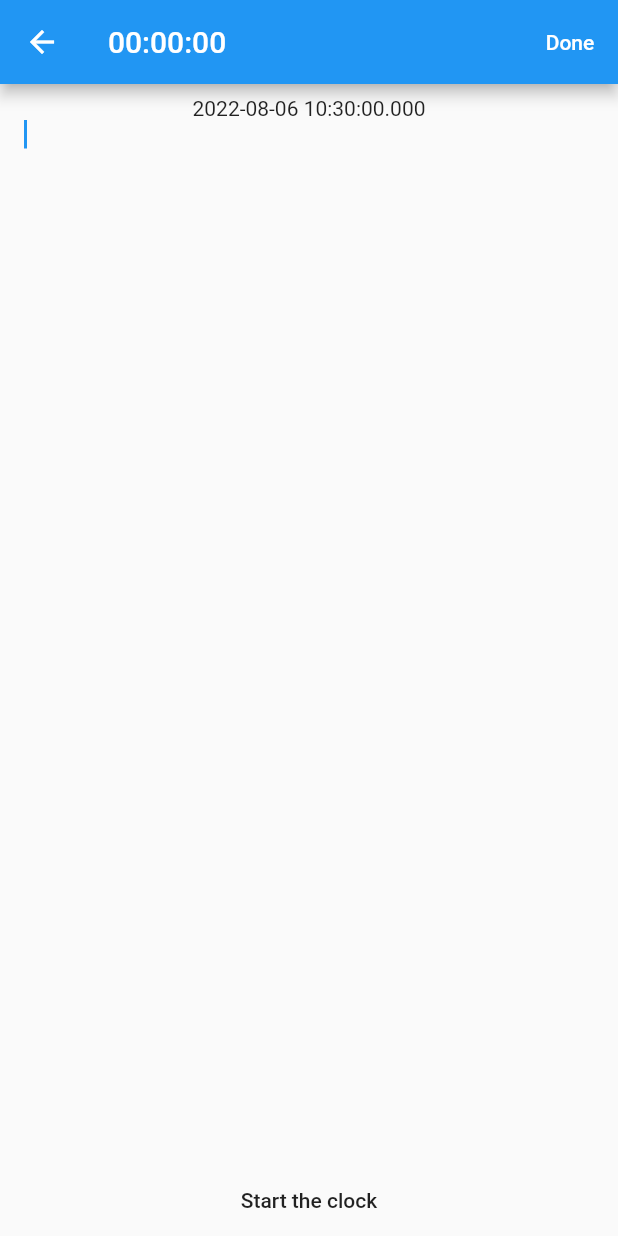
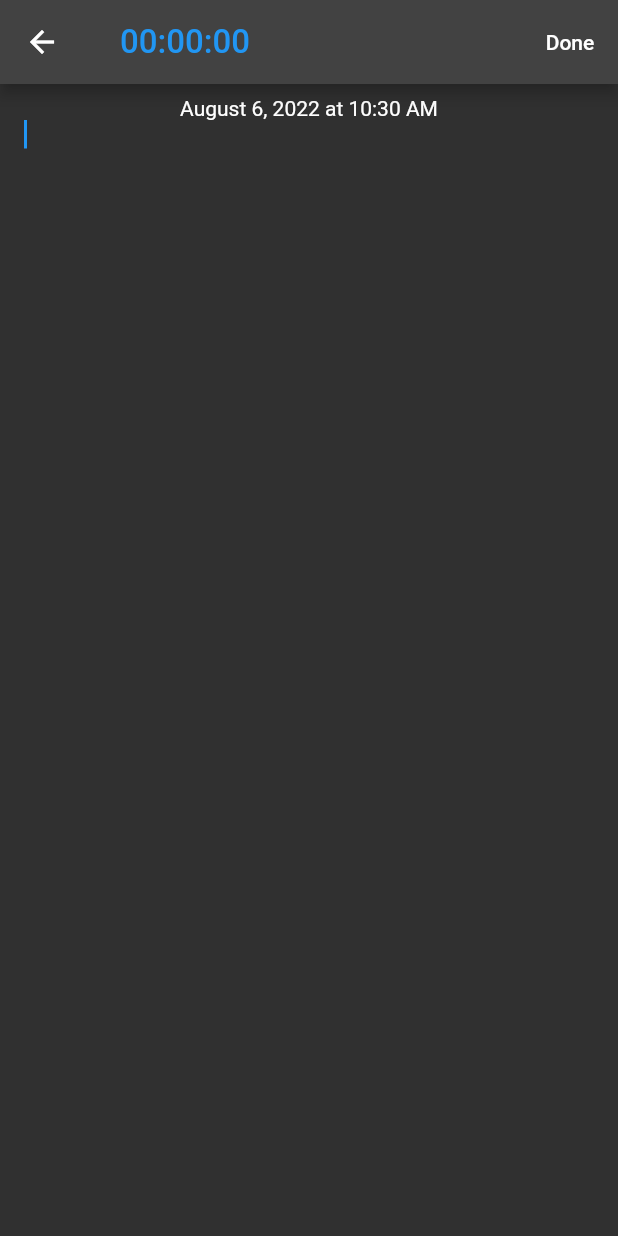
Before and after one commit to owersbrett/start_note, a Flutter app: the screen it shows after launch, after a tap on "Note Title", on a phone screen of 412 x 824 dp. Run offline on Flutter 3.47's test engine with Material 2 defaults, Android fonts, the phone set to English and light mode, and no system bars; our stand-ins replace equatable, flutter_bloc, hydrated_bloc.

Commit message:
added date service

```diff
--- /dev/null
+++ b/lib/bloc/notes.dart
@@ -0,0 +1,3 @@
+export './notes_bloc.dart';
+export './notes_events.dart';
+export './notes_states.dart';
--- /dev/null
+++ b/lib/bloc/notes_bloc.dart
@@ -0,0 +1,22 @@
+import 'package:flutter_bloc/flutter_bloc.dart';
+import 'package:hydrated_bloc/hydrated_bloc.dart';
+import 'notes.dart';
+
+class NotesBloc extends HydratedBloc<NotesEvent, NotesState> {
+  NotesBloc() : super(NotesInitial()) {
+    on(_onEvent);
+  }
+  void _onEvent(NotesEvent event, Emitter<NotesState> emit) {}
+
+  @override
+  NotesState? fromJson(Map<String, dynamic> json) {
+    // TODO: implement fromJson
+    throw UnimplementedError();
+  }
+
+  @override
+  Map<String, dynamic>? toJson(NotesState state) {
+    // TODO: implement toJson
+    throw UnimplementedError();
+  }
+}
--- /dev/null
+++ b/lib/bloc/notes_events.dart
@@ -0,0 +1,7 @@
+abstract class NotesEvent {
+const NotesEvent();
+}
+class FetchNotes extends NotesEvent {}
+class AddNote extends NotesEvent{}
+class DeleteNote extends NotesEvent{}
+class UpdateNote extends NotesEvent{}
--- /dev/null
+++ b/lib/bloc/notes_states.dart
@@ -0,0 +1,11 @@
+import 'package:equatable/equatable.dart';
+class NotesState extends Equatable {
+const NotesState();
+@override
+List<Object> get props => [];
+}
+class NotesInitial extends NotesState {}
+class NotesEmpty extends NotesState {}
+class NotesLoading extends NotesState {}
+class NotesError extends NotesState {}
+class NotesLoaded extends NotesState {}
--- /dev/null
+++ b/lib/data/models/note.dart
@@ -0,0 +1,75 @@
+import 'dart:convert';
+
+class Note {
+  final int noteId;
+  final String content;
+  final DateTime createDate;
+  final DateTime updateDate;
+  Note({
+    required this.noteId,
+    required this.content,
+    required this.createDate,
+    required this.updateDate,
+  });
+
+
+  Note copyWith({
+    int? noteId,
+    String? content,
+    DateTime? createDate,
+    DateTime? updateDate,
+  }) {
+    return Note(
+      noteId: noteId ?? this.noteId,
+      content: content ?? this.content,
+      createDate: createDate ?? this.createDate,
+      updateDate: updateDate ?? this.updateDate,
+    );
+  }
+
+  Map<String, dynamic> toMap() {
+    return {
+      'noteId': noteId,
+      'content': content,
+      'createDate': createDate.millisecondsSinceEpoch,
+      'updateDate': updateDate.millisecondsSinceEpoch,
+    };
+  }
+
+  factory Note.fromMap(Map<String, dynamic> map) {
+    return Note(
+      noteId: map['noteId']?.toInt() ?? 0,
+      content: map['content'] ?? '',
+      createDate: DateTime.fromMillisecondsSinceEpoch(map['createDate']),
+      updateDate: DateTime.fromMillisecondsSinceEpoch(map['updateDate']),
+    );
+  }
+
+  String toJson() => json.encode(toMap());
+
+  factory Note.fromJson(String source) => Note.fromMap(json.decode(source));
+
+  @override
+  String toString() {
+    return 'Note(noteId: $noteId, content: $content, createDate: $createDate, updateDate: $updateDate)';
+  }
+
+  @override
+  bool operator ==(Object other) {
+    if (identical(this, other)) return true;
+
+    return other is Note &&
+      other.noteId == noteId &&
+      other.content == content &&
+      other.createDate == createDate &&
+      other.updateDate == updateDate;
+  }
+
+  @override
+  int get hashCode {
+    return noteId.hashCode ^
+      content.hashCode ^
+      createDate.hashCode ^
+      updateDate.hashCode;
+  }
+}
--- /dev/null
+++ b/lib/data/repositories/_repository.dart
@@ -0,0 +1,6 @@
+abstract class Repository<T> {
+  Future<T> create(T t);
+  Future<bool> update(T t);
+  Future<bool> delete(T t);
+  Future<T> getById(int id);
+}
--- a/lib/main.dart
+++ b/lib/main.dart
@@ -1,67 +1,109 @@
+import 'dart:async';
+import 'dart:io';
+
 import 'package:flutter/material.dart';
+import 'package:flutter_bloc/flutter_bloc.dart';
+import 'package:hydrated_bloc/hydrated_bloc.dart';
+import 'package:logging/logging.dart';
+import 'package:notime/bloc/notes.dart';
+import 'package:notime/data/repositories/note_repository.dart';
+
 import 'package:notime/pages/home_page.dart';
+import 'package:notime/services/logging_service.dart';
+import 'package:notime/theme/application_theme.dart';
 
-void main() {
-  runApp(const MyApp());
+import 'services/l10n_service.dart';
+import 'services/mock_service.dart';
+
+void main({bool useMocks = false}) async {
+  await LoggingService.initialize();
+  Directory directory =  Directory.systemTemp;
+  final storage = await HydratedStorage.build(storageDirectory: directory);
+
+  HydratedBlocOverrides.runZoned<Future<void>>(
+    () async => runApp(MyApp(useMocks: useMocks)),
+    storage: storage,
+  );
 }
 
 class MyApp extends StatelessWidget {
-  const MyApp({Key? key}) : super(key: key);
+  const MyApp({Key? key, this.useMocks = false}) : super(key: key);
+  final bool useMocks;
+
   @override
   Widget build(BuildContext context) {
-    return MaterialApp(
-      title: 'Flutter Demo',
-      theme: ThemeData(
-        primarySwatch: Colors.blue,
-      ),
-      home: const HomePage(),
+    INoteRepository noteRepository;
+
+    if (useMocks) {
+      MockService mockService = MockService()..initialize();
+      noteRepository = mockService.noteRepository;
+    } else {
+      noteRepository = NoteRepository();
+    }
+
+    return AppWrapper(
+      noteRepository: noteRepository,
     );
   }
 }
 
-class MyHomePage extends StatefulWidget {
-  const MyHomePage({Key? key, required this.title}) : super(key: key);
-
-  final String title;
+class AppWrapper extends StatelessWidget {
+  const AppWrapper({
+    required this.noteRepository,
+  });
+  final INoteRepository noteRepository;
 
   @override
-  State<MyHomePage> createState() => _MyHomePageState();
+  Widget build(BuildContext context) {
+    return MultiRepositoryProvider(
+      providers: [
+        RepositoryProvider(create: (ctx) => noteRepository),
+      ],
+      child: Notime(
+        noteRepository: noteRepository,
+      ),
+    );
+  }
 }
 
-class _MyHomePageState extends State<MyHomePage> {
-  int _counter = 0;
+class Notime extends StatefulWidget {
+  const Notime({
+    required this.noteRepository,
+  });
+  final INoteRepository noteRepository;
+  @override
+  _NotimeState createState() => _NotimeState();
+}
 
-  void _incrementCounter() {
-    setState(() {
-      _counter++;
-    });
+class _NotimeState extends State<Notime> {
+  late NotesBloc notesBloc;
+  @override
+  void initState() {
+    super.initState();
+    notesBloc = NotesBloc();
+  }
+
+  @override
+  void dispose() {
+    notesBloc.close();
+    super.dispose();
   }
 
   @override
   Widget build(BuildContext context) {
-    return Scaffold(
-      appBar: AppBar(
-        title: Text(widget.title),
+    return MultiBlocProvider(
+      providers: [
+        BlocProvider(create: (_) => notesBloc),
+      ],
+      child: MaterialApp(
+        localizationsDelegates: L10nService.delegates,
+        supportedLocales: L10nService.locales,
+        locale: L10nService.defaultLocale,
+        debugShowCheckedModeBanner: false,
+        title: 'Flutter Demo',
+        home: const HomePage(),
+        theme: ApplicationTheme.theme,
       ),
-      body: Center(
-        child: Column(
-          mainAxisAlignment: MainAxisAlignment.center,
-          children: <Widget>[
-            const Text(
-              'You have pushed the button this many times:',
-            ),
-            Text(
-              '$_counter',
-              style: Theme.of(context).textTheme.headline4,
-            ),
-          ],
-        ),
-      ),
-      floatingActionButton: FloatingActionButton(
-        onPressed: _incrementCounter,
-        tooltip: 'Increment',
-        child: const Icon(Icons.add),
-      ), // This trailing comma makes auto-formatting nicer for build methods.
     );
   }
 }
--- a/lib/pages/note_page.dart
+++ b/lib/pages/note_page.dart
@@ -1,6 +1,7 @@
 import 'dart:async';
 import 'dart:ui';
 import 'package:flutter/material.dart';
+import 'package:notime/services/date_service.dart';
 
 class NotePage extends StatefulWidget {
   const NotePage({Key? key}) : super(key: key);
@@ -40,9 +41,9 @@ class _NotePageState extends State<NotePage> {
     });
   }
 
-  void _toggleStopwatch() {
-    stopwatch.isRunning ? stopwatch.stop() : stopwatch.start();
-  }
+  void _toggleStopwatch() => stopwatch.isRunning ? stopwatch.stop() : stopwatch.start();
+
+  void _resetStopwatch() => stopwatch.reset();
 
   String _getTimeString(int time) {
     String str = time.toString();
@@ -87,12 +88,17 @@ class _NotePageState extends State<NotePage> {
   Widget build(BuildContext context) {
     return Scaffold(
       appBar: AppBar(
-        title: Text(
-          "$_minutesString:$_secondsString:$_centisecondsString",
-          style: const TextStyle(
-            fontFeatures: [
-              FontFeature.tabularFigures(),
-            ],
+        title: TextButton(
+          onPressed: () => _toggleStopwatch(),
+          onLongPress: () => _resetStopwatch(),
+          child: Text(
+            "$_minutesString:$_secondsString:$_centisecondsString",
+            style: const TextStyle(
+              fontSize: 22,
+              fontFeatures: [
+                FontFeature.tabularFigures(),
+              ],
+            ),
           ),
         ),
         actions: [
@@ -112,7 +118,7 @@ class _NotePageState extends State<NotePage> {
         child: Column(
           children: [
             Center(
-              child: Text(createDate.toString()),
+              child: Text(DateService.dateTimeToString(createDate)),
             ),
             Expanded(
               child: TextField(
@@ -122,10 +128,6 @@ class _NotePageState extends State<NotePage> {
                 maxLines: 99999,
               ),
             ),
-            MaterialButton(
-              child: Text("Start the clock"),
-              onPressed: () => _toggleStopwatch(),
-            )
           ],
         ),
       ),
--- /dev/null
+++ b/lib/services/date_service.dart
@@ -0,0 +1,33 @@
+import 'package:intl/intl.dart';
+
+class DateService {
+  static String dateTimeToString(DateTime dateTime) {
+    String month = DateService.getMonthStringFromDateTime(dateTime);
+    String day = DateService.getDayStringFromDateTime(dateTime);
+    String year = DateService.getYearFromDateTime(dateTime);
+    String time = DateService.getHourMinutesAMPMStringFromDateTime(dateTime);
+
+    return "$month $day, $year at $time";
+  }
+
+  static String getMonthStringFromDateTime(DateTime dateTime) => months[dateTime.month]!;
+  static String getDayStringFromDateTime(DateTime dateTime) => dateTime.day.toString();
+  static String getYearFromDateTime(DateTime dateTime) => dateTime.year.toString();
+
+  static String getHourMinutesAMPMStringFromDateTime(DateTime dateTime) => DateFormat('hh:mm a').format(dateTime);
+
+  static Map<int, String> months = {
+    1: "January",
+    2: "February",
+    3: "March",
+    4: "April",
+    5: "May",
+    6: "June",
+    7: "July",
+    8: "August",
+    9: "September",
+    10: "October",
+    11: "November",
+    12: "December"
+  };
+}
--- /dev/null
+++ b/lib/services/l10n_service.dart
@@ -0,0 +1,53 @@
+import 'dart:io';
+import 'package:flutter/material.dart';
+
+class L10nService {
+  static L10nService get instance => L10nService();
+  factory L10nService() => _singleton;
+  static final L10nService _singleton = L10nService._init();
+
+  static T of<T>(BuildContext context) => Localizations.of<T>(context, T)!;
+
+  static final List<LocalizationsDelegate<dynamic>> delegates = [
+    // AuthPageL10N.delegate,
+  ];
+
+  static const Locale enUS = Locale.fromSubtags(languageCode: 'en', countryCode: 'US');
+  static const Locale esES = Locale.fromSubtags(languageCode: 'es', countryCode: 'ES');
+  static const List<Locale> locales = [enUS];
+  static const Locale defaultLocale = enUS;
+  static bool isSupported(Locale locale) => locales.contains(locale);
+
+  L10nService._init();
+
+  Locale getCurrentLocale() {
+    final platformLocale = getPlatformLocale();
+    if (isSupported(platformLocale)) {
+      return platformLocale;
+    }
+    for (var i = 0; i < locales.length; i++) {
+      if (platformLocale.languageCode == locales[i].languageCode) {
+        return locales[i];
+      }
+    }
+    return defaultLocale;
+  }
+
+  Locale getPlatformLocale() {
+    String localeString = Platform.localeName;
+    localeString = '${defaultLocale.languageCode}-${defaultLocale.countryCode}';
+
+    List<String> codes = localeString.split('-');
+    if (codes.length == 1) {
+      codes = localeString.split('_');
+    }
+
+    if (codes.length == 2) {
+      return Locale(codes[0], codes[1]);
+    } else if (codes.length == 1) {
+      return Locale(codes[0]);
+    } else {
+      return defaultLocale;
+    }
+  }
+}
--- /dev/null
+++ b/lib/services/logging_service.dart
@@ -0,0 +1,12 @@
+import 'package:logging/logging.dart';
+import 'package:uuid/uuid.dart';
+
+class LoggingService {
+  static final Logger logger = Logger('logz');
+
+  static Future<String> initialize() async {
+    hierarchicalLoggingEnabled = true;
+    logger.level = Level.INFO;
+    return const Uuid().v4();
+  }
+}
--- /dev/null
+++ b/lib/services/mock_service.dart
@@ -0,0 +1,7 @@
+import 'package:notime/data/repositories/note_repository.dart';
+
+class MockService {
+  void initialize() {}
+
+  INoteRepository get noteRepository => NoteRepository();
+}
--- /dev/null
+++ b/lib/theme/application_theme.dart
@@ -0,0 +1,5 @@
+import 'package:flutter/material.dart';
+
+class ApplicationTheme {
+  static ThemeData theme = ThemeData.dark();
+}
```
Also changed, not shown: lib/data/repositories/note_repository.dart (added, +28 -0 lines), pubspec.yaml (+7 -0 lines), pubspec.lock, 8 other files.
